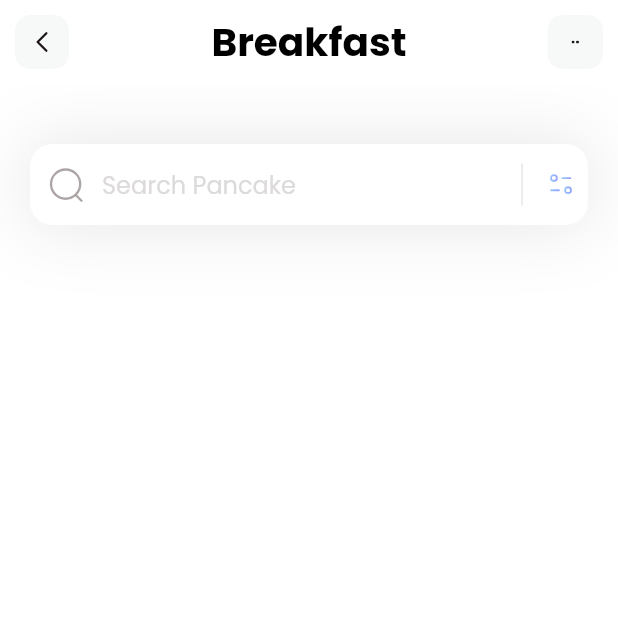
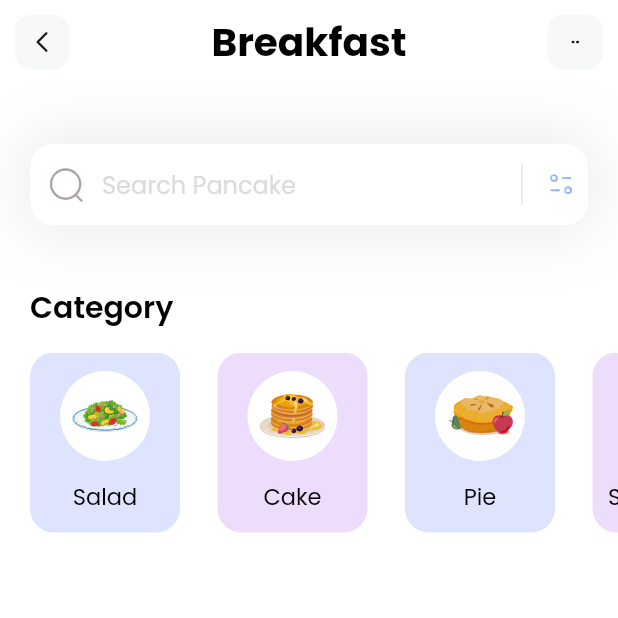
Before and after one commit to ShahriarHossainRifat/fitness_app, a Flutter app: the screen it shows after launch, on a phone screen of 412 x 824 dp, the top half of it. Run offline on Flutter 3.47's test engine with Material 2 defaults, Android fonts, the phone set to English and light mode, and no system bars; our stand-ins replace flutter_svg.

Commit message:
finished "Category" section (UI)

```diff
--- a/lib/main.dart
+++ b/lib/main.dart
@@ -14,7 +14,7 @@
     return MaterialApp(
       debugShowCheckedModeBanner: false,
       theme: ThemeData(fontFamily: 'Poppins'),
-      home: const HomePage(),
+      home: HomePage(),
     );
   }
 }
--- /dev/null
+++ b/lib/models/category_model.dart
@@ -0,0 +1,27 @@
+import 'package:flutter/material.dart';
+
+class CategoryModel {
+  String name;
+  String iconPath;
+  Color boxColor;
+
+  CategoryModel({
+    required this.name,
+    required this.iconPath,
+    required this.boxColor,
+  });
+
+  static List<CategoryModel> getCategories() {
+    List<CategoryModel> categories = [];
+
+    categories.add(CategoryModel(name: 'Salad', iconPath: 'assets/icons/plate.svg', boxColor: Color(0xff92A3FD)));
+
+    categories.add(CategoryModel(name: 'Cake', iconPath: 'assets/icons/pancakes.svg', boxColor: Color(0xffC58BF2)));
+
+    categories.add(CategoryModel(name: 'Pie', iconPath: 'assets/icons/pie.svg', boxColor: Color(0xff92A3FD)));
+
+    categories.add(CategoryModel(name: 'Smoothies', iconPath: 'assets/icons/orange-snacks.svg', boxColor: Color(0xffC58BF2)));
+
+    return categories;
+  }
+}
--- a/lib/pages/home.dart
+++ b/lib/pages/home.dart
@@ -1,19 +1,107 @@
+import 'package:fitness_app/models/category_model.dart';
 import 'package:flutter/material.dart';
 import 'package:flutter_svg/flutter_svg.dart';
 
-class HomePage extends StatelessWidget {
-  const HomePage({super.key});
+class HomePage extends StatefulWidget {
+  HomePage({super.key});
+
+  @override
+  State<HomePage> createState() => _HomePageState();
+}
+
+class _HomePageState extends State<HomePage> {
+  List<CategoryModel> categories = [];
+
+  void getCategories() {
+    categories = CategoryModel.getCategories();
+  }
 
   @override
   Widget build(BuildContext context) {
+    getCategories();
     return Scaffold(
       appBar: appBar(),
       backgroundColor: Colors.white,
       body: Column(
+        crossAxisAlignment: CrossAxisAlignment.start,
         children: [
           searchField(),
+          SizedBox(
+            height: 40,
+          ),
+          categoriesSection(),
         ],
       ),
+    );
+  }
+
+  Column categoriesSection() {
+    return Column(
+      crossAxisAlignment: CrossAxisAlignment.start,
+      children: [
+        Padding(
+          padding: const EdgeInsets.only(left: 20),
+          child: Text(
+            'Category',
+            style: TextStyle(
+              color: Colors.black,
+              fontSize: 20,
+              fontWeight: FontWeight.w600,
+            ),
+          ),
+        ),
+        SizedBox(
+          height: 15,
+        ),
+        Container(
+          height: 120,
+          child: ListView.separated(
+            itemCount: categories.length,
+            scrollDirection: Axis.horizontal,
+            padding: EdgeInsets.only(
+              left: 20,
+              right: 20,
+            ),
+            separatorBuilder: (context, index) => SizedBox(
+              width: 25,
+            ),
+            itemBuilder: (context, index) {
+              return Container(
+                width: 100,
+                decoration: BoxDecoration(
+                  color: categories[index].boxColor.withOpacity(0.3),
+                  borderRadius: BorderRadius.circular(16),
+                ),
+                child: Column(
+                  mainAxisAlignment: MainAxisAlignment.spaceEvenly,
+                  children: [
+                    Container(
+                      height: 60,
+                      width: 60,
+                      decoration: BoxDecoration(
+                        color: Colors.white,
+                        shape: BoxShape.circle,
+                      ),
+                      child: Padding(
+                        padding: const EdgeInsets.all(8.0),
+                        child: SvgPicture.asset(categories[index].iconPath),
+                      ),
+                    ),
+                    Text(
+                      categories[index].name,
+                      style: TextStyle(
+                        fontWeight: FontWeight.w400,
+                        color: Colors.black,
+                        fontSize: 15,
+                      ),
+                    ),
+                  ],
+                ),
+              );
+            },
+          ),
+        ),
+      ],
     );
   }
 
@@ -67,8 +155,7 @@
             border: OutlineInputBorder(
               borderRadius: BorderRadius.circular(15),
               borderSide: BorderSide.none,
-              )
-            ),
+            )),
       ),
     );
   }
```
Also changed, not shown: assets/icons/blueberry-pancake.svg (added), assets/icons/button.svg (added), assets/icons/canai-bread.svg (added), assets/icons/honey-pancakes.svg (added), assets/icons/orange-snacks.svg (added), assets/icons/pancakes.svg (added), assets/icons/pie.svg (added), assets/icons/plate.svg (added), assets/icons/salmon-nigiri.svg (added). Lines whose indentation alone changed are shown as unchanged.
